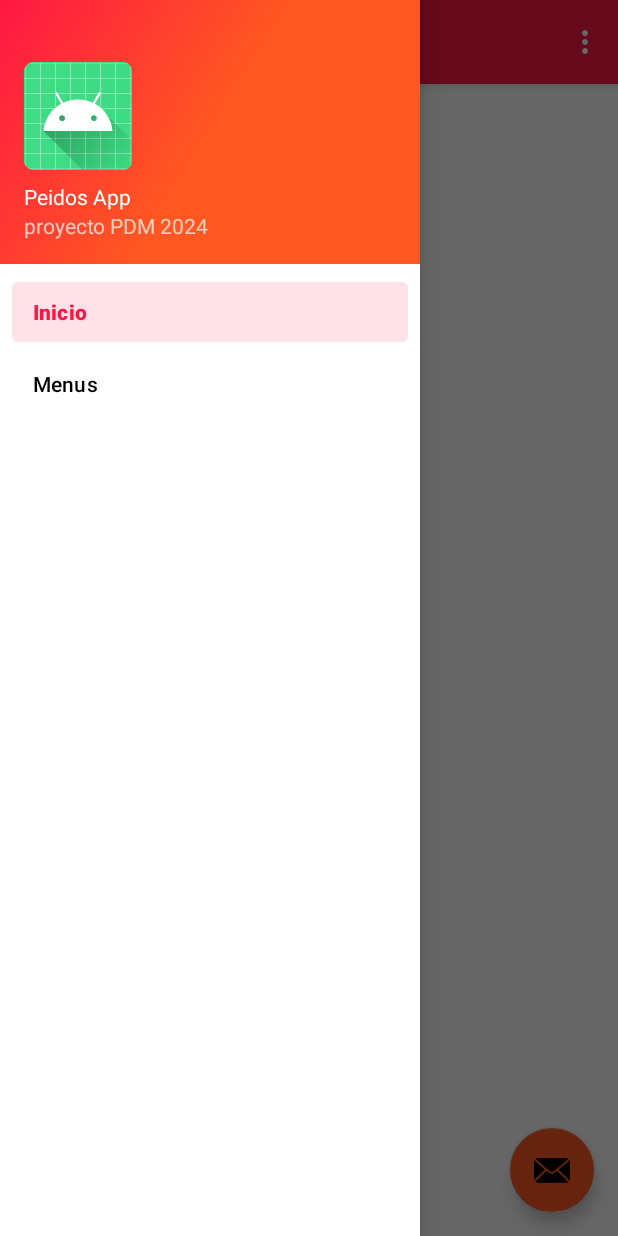
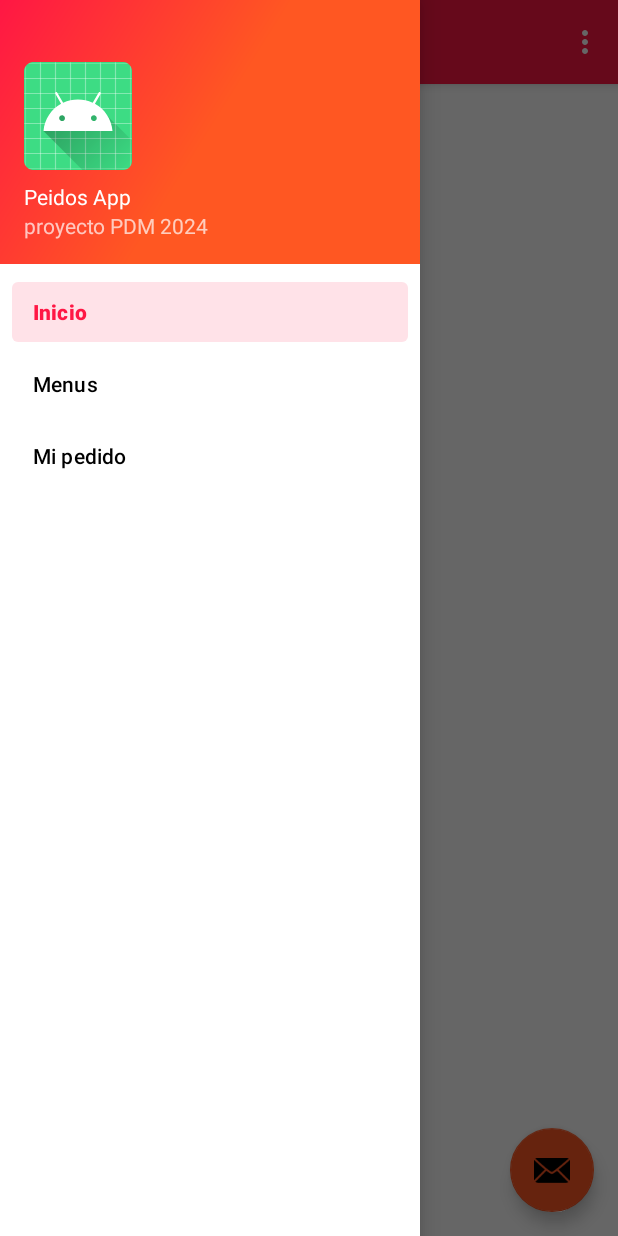
Before and after one commit to ar21106/ProyectoPDM2024-GT3-Grupo2-PedidosComida, an Android app: the screen it shows after launch (MainActivity), with the side drawer open, on a phone screen of 412 x 824 dp. Run offline under Robolectric (Android 15) with nearby library versions, the phone set to English and light mode, and no system bars; our stand-ins replace Room's generated code, navigation-ui; 1 statement that could not run was skipped.

Commit message:
DB: agregando tablas de pedido, visualizacion de pedido

```diff
--- a/app/src/main/java/com/pdm115gt3g2/pedidosapp/MainActivity.kt
+++ b/app/src/main/java/com/pdm115gt3g2/pedidosapp/MainActivity.kt
@@ -2,34 +2,24 @@ package com.pdm115gt3g2.pedidosapp
 
 import android.content.Context
 import android.os.Bundle
-import com.google.android.material.snackbar.Snackbar
-import com.google.android.material.navigation.NavigationView
+import androidx.appcompat.app.AppCompatActivity
+import androidx.drawerlayout.widget.DrawerLayout
 import androidx.navigation.findNavController
 import androidx.navigation.ui.AppBarConfiguration
 import androidx.navigation.ui.navigateUp
 import androidx.navigation.ui.setupActionBarWithNavController
 import androidx.navigation.ui.setupWithNavController
-import androidx.drawerlayout.widget.DrawerLayout
-import androidx.appcompat.app.AppCompatActivity
 import androidx.work.OneTimeWorkRequestBuilder
 import androidx.work.WorkManager
+import com.google.android.material.navigation.NavigationView
+import com.google.android.material.snackbar.Snackbar
 import com.pdm115gt3g2.pedidosapp.databinding.ActivityMainBinding
 import com.pdm115gt3g2.pedidosapp.db.LlenarBdWorker
-import com.pdm115gt3g2.pedidosapp.db.repositories.ItemRepositorio
-import com.pdm115gt3g2.pedidosapp.db.repositories.MenuDetalleRepository
-import com.pdm115gt3g2.pedidosapp.db.repositories.MenuRepository
-import com.pdm115gt3g2.pedidosapp.db.repositories.TipoItemRepository
 
 class MainActivity : AppCompatActivity() {
 
     private lateinit var appBarConfiguration: AppBarConfiguration
     private lateinit var binding: ActivityMainBinding
-
-    //repositorios para interactuar con la BD
-    private lateinit var tipoItemRepository: TipoItemRepository
-    private lateinit var itemRepositorio: ItemRepositorio
-    private lateinit var menuRepository: MenuRepository
-    private lateinit var menuDetalleRepository: MenuDetalleRepository
 
     override fun onCreate(savedInstanceState: Bundle?) {
         super.onCreate(savedInstanceState)
@@ -51,7 +41,7 @@ class MainActivity : AppCompatActivity() {
         // menu should be considered as top level destinations.
         appBarConfiguration = AppBarConfiguration(
             setOf(
-                R.id.nav_inicio, R.id.nav_menus
+                R.id.nav_inicio, R.id.nav_menus, R.id.nav_pedido
             ), drawerLayout
         )
         setupActionBarWithNavController(navController, appBarConfiguration)
--- a/app/src/main/java/com/pdm115gt3g2/pedidosapp/db/PedidosAppDataBase.kt
+++ b/app/src/main/java/com/pdm115gt3g2/pedidosapp/db/PedidosAppDataBase.kt
@@ -6,18 +6,34 @@ import androidx.room.Room
 import androidx.room.RoomDatabase
 import androidx.room.TypeConverter
 import androidx.room.TypeConverters
+import com.pdm115gt3g2.pedidosapp.db.dao.DireccionEntregaDao
+import com.pdm115gt3g2.pedidosapp.db.dao.EstadoPedidoDao
 import com.pdm115gt3g2.pedidosapp.db.dao.ItemDao
 import com.pdm115gt3g2.pedidosapp.db.dao.MenuDao
 import com.pdm115gt3g2.pedidosapp.db.dao.MenuDetalleDao
+import com.pdm115gt3g2.pedidosapp.db.dao.PedidoDao
+import com.pdm115gt3g2.pedidosapp.db.dao.PedidoDetalleDao
 import com.pdm115gt3g2.pedidosapp.db.dao.TipoItemDao
-import com.pdm115gt3g2.pedidosapp.db.menus.*
+import com.pdm115gt3g2.pedidosapp.db.menus.Item
+import com.pdm115gt3g2.pedidosapp.db.menus.Menu
+import com.pdm115gt3g2.pedidosapp.db.menus.MenuDetalle
+import com.pdm115gt3g2.pedidosapp.db.menus.TipoItem
+import com.pdm115gt3g2.pedidosapp.db.pedidos.DireccionEntrega
+import com.pdm115gt3g2.pedidosapp.db.pedidos.EstadoPedido
+import com.pdm115gt3g2.pedidosapp.db.pedidos.Pedido
+import com.pdm115gt3g2.pedidosapp.db.pedidos.PedidoDetalle
 import java.util.Date
 
 @Database(entities = [
     Item::class,
     Menu::class,
     MenuDetalle::class,
-    TipoItem::class
+    TipoItem::class,
+    Pedido::class,
+    PedidoDetalle::class,
+    EstadoPedido::class,
+    DireccionEntrega::class
+
                      ],
     version = 1,
     exportSchema = false)
@@ -27,6 +43,10 @@ abstract class PedidosAppDataBase : RoomDatabase(){
     abstract fun MenuDao(): MenuDao
     abstract fun MenuDetalleDao(): MenuDetalleDao
     abstract fun TipoItemDao(): TipoItemDao
+    abstract fun PedidoDao(): PedidoDao
+    abstract fun PedidoDetalleDao(): PedidoDetalleDao
+    abstract fun EstadoPedidoDao(): EstadoPedidoDao
+    abstract fun DireccionEntregaDao(): DireccionEntregaDao
 
     //usado para llamar a la instancia de la base de datos solo una vez
     //siguiendo el "singleton pattern"
--- /dev/null
+++ b/app/src/main/java/com/pdm115gt3g2/pedidosapp/db/dao/DireccionEntregaDao.kt
@@ -0,0 +1,11 @@
+package com.pdm115gt3g2.pedidosapp.db.dao
+
+import androidx.room.Dao
+import androidx.room.Query
+import com.pdm115gt3g2.pedidosapp.db.pedidos.DireccionEntrega
+
+@Dao
+interface DireccionEntregaDao{
+    @Query("SELECT * FROM DireccionEntrega")
+    fun getAll(): List<DireccionEntrega>
+}
--- /dev/null
+++ b/app/src/main/java/com/pdm115gt3g2/pedidosapp/db/dao/EstadoPedidoDao.kt
@@ -0,0 +1,15 @@
+package com.pdm115gt3g2.pedidosapp.db.dao
+
+import androidx.room.Dao
+import androidx.room.Insert
+import androidx.room.Query
+import com.pdm115gt3g2.pedidosapp.db.pedidos.EstadoPedido
+
+@Dao
+interface EstadoPedidoDao{
+    @Query("SELECT * FROM EstadoPedido")
+    fun getAll(): List<EstadoPedido>
+
+    @Insert
+    fun insertAll(vararg estados: EstadoPedido)
+}
--- /dev/null
+++ b/app/src/main/java/com/pdm115gt3g2/pedidosapp/db/dao/PedidoDao.kt
@@ -0,0 +1,19 @@
+package com.pdm115gt3g2.pedidosapp.db.dao
+
+import androidx.lifecycle.LiveData
+import androidx.room.Dao
+import androidx.room.Insert
+import androidx.room.Query
+import androidx.room.Transaction
+import com.pdm115gt3g2.pedidosapp.db.pedidos.Pedido
+import com.pdm115gt3g2.pedidosapp.db.relaciones.PedidoConItems
+
+@Dao
+interface PedidoDao{
+    @Transaction
+    @Query("SELECT * FROM Pedido WHERE idPedido = :idPedido")
+    fun findById(idPedido: Int): LiveData<PedidoConItems>
+
+    @Insert
+    fun insertAll(vararg pedido: Pedido)
+}
--- /dev/null
+++ b/app/src/main/java/com/pdm115gt3g2/pedidosapp/db/dao/PedidoDetalleDao.kt
@@ -0,0 +1,15 @@
+package com.pdm115gt3g2.pedidosapp.db.dao
+
+import androidx.room.Dao
+import androidx.room.Insert
+import androidx.room.Query
+import com.pdm115gt3g2.pedidosapp.db.pedidos.PedidoDetalle
+
+@Dao
+interface PedidoDetalleDao{
+    @Query("SELECT * FROM PedidoDetalle")
+    fun getAll(): List<PedidoDetalle>
+
+    @Insert
+    fun insertAll(vararg pedidoDetalle: PedidoDetalle)
+}
--- a/app/src/main/res/menu/activity_main_drawer.xml
+++ b/app/src/main/res/menu/activity_main_drawer.xml
@@ -10,5 +10,8 @@
         <item
             android:id="@+id/nav_menus"
             android:title="@string/menu_menus" />
+        <item
+            android:id="@+id/nav_pedido"
+            android:title="@string/menu_pedido" />
     </group>
 </menu>
--- a/app/src/main/res/navigation/mobile_navigation.xml
+++ b/app/src/main/res/navigation/mobile_navigation.xml
@@ -15,4 +15,9 @@
         android:name="com.pdm115gt3g2.pedidosapp.ui.menus.MenusFragment"
         android:label="@string/menu_menus"
         tools:layout="@layout/fragment_menus" />
+    <fragment
+        android:id="@+id/nav_pedido"
+        android:name="com.pdm115gt3g2.pedidosapp.ui.pedidos.PedidosFragment"
+        android:label="@string/menu_pedido"
+        tools:layout="@layout/fragment_pedidos" />
 </navigation>
```
Also changed, not shown: app/src/main/java/com/pdm115gt3g2/pedidosapp/db/LlenarBdWorker.kt (+29 -2 lines), app/src/main/java/com/pdm115gt3g2/pedidosapp/db/pedidos/DireccionEntrega.kt (added, +16 -0 lines), app/src/main/java/com/pdm115gt3g2/pedidosapp/db/pedidos/EstadoPedido.kt (added, +10 -0 lines), app/src/main/java/com/pdm115gt3g2/pedidosapp/db/pedidos/Pedido.kt (added, +15 -0 lines), app/src/main/java/com/pdm115gt3g2/pedidosapp/db/pedidos/PedidoDetalle.kt (added, +10 -0 lines), app/src/main/java/com/pdm115gt3g2/pedidosapp/db/relaciones/PedidoConEstadoPedido.kt (added, +15 -0 lines), app/src/main/java/com/pdm115gt3g2/pedidosapp/db/relaciones/PedidoConItems.kt (added, +18 -0 lines), app/src/main/java/com/pdm115gt3g2/pedidosapp/db/repositories/PedidoRepository.kt (added, +12 -0 lines), app/src/main/java/com/pdm115gt3g2/pedidosapp/ui/pedidos/PedidosFragment.kt (added, +60 -0 lines), app/src/main/java/com/pdm115gt3g2/pedidosapp/ui/pedidos/PedidosViewModel.kt (added, +31 -0 lines), app/src/main/res/layout/fragment_pedidos.xml (added, +107 -0 lines), app/src/main/res/values/strings.xml (+8 -0 lines).
